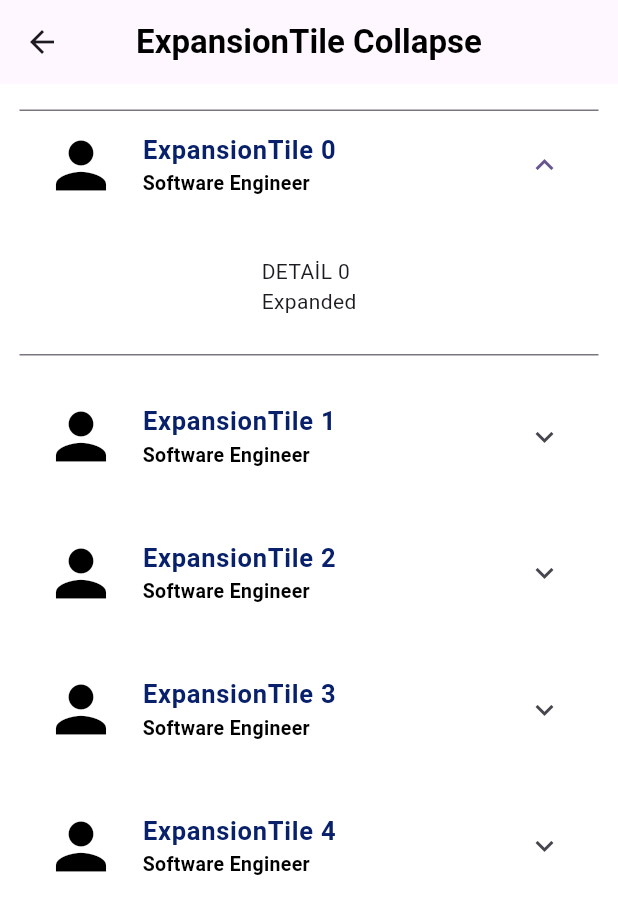
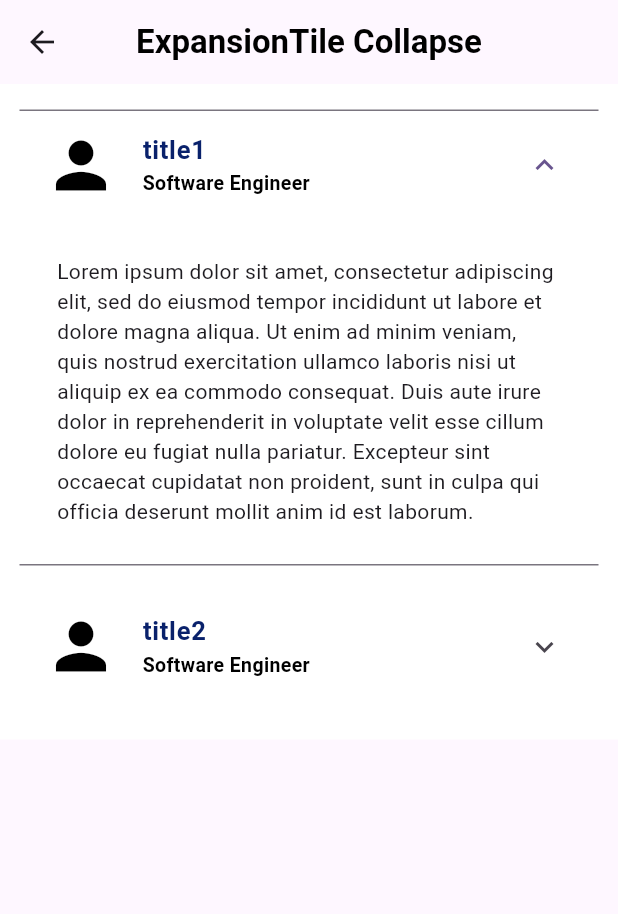
Before and after one commit to Mohammed-Faris/Encryption, a Flutter app: the Expandablelist screen opened directly, on a phone screen of 412 x 824 dp. Shown: the top 914 px of the screen. Run offline on Flutter 3.47's test engine with Material 2 defaults, Android fonts, the phone set to English and light mode, and no system bars; our stand-ins replace bloc, flutter_bloc, flutter_secure_storage, webview_flutter; accounts and stored records are empty.

Commit message:
Expandable custom Widget

```diff
--- /dev/null
+++ b/lib/components/expandablecomponent.dart
@@ -0,0 +1,83 @@
+import 'package:flutter/material.dart';
+import 'package:flutter_bloc/flutter_bloc.dart';
+import 'package:storagesecure/bloc/expand_bloc.dart';
+
+Widget ExpandableWidget(
+    BuildContext context, List<Map<String, dynamic>> listexp) {
+  print('$listexp listexpppppppp');
+  int selected = 0;
+
+  return BlocProvider(
+    create: (context) => ExpandBloc(),
+    child: BlocBuilder<ExpandBloc, ExpandState>(
+      builder: (context, state) {
+        if (state is ExpansionTileState) {
+          selected = state.selected;
+        }
+        return Column(children: [
+          ListView.builder(
+            key: Key('builder ${selected.toString()}'),
+            padding:
+                const EdgeInsets.only(left: 13.0, right: 13.0, bottom: 25.0),
+            shrinkWrap: true,
+            physics: const NeverScrollableScrollPhysics(),
+            itemCount: listexp.length,
+            itemBuilder: (context, index) {
+              Map<String, dynamic> item = listexp[index];
+              return Column(children: <Widget>[
+                const Divider(
+                  height: 17.0,
+                  color: Colors.white,
+                ),
+                ExpansionTile(
+                  key: Key(index.toString()),
+                  initiallyExpanded: index == selected,
+                  leading: const Icon(
+                    Icons.person,
+                    size: 50.0,
+                    color: Colors.black,
+                  ),
+                  title: Text(item['title'],
+                      style: const TextStyle(
+                          color: Color(0xFF09216B),
+                          fontSize: 17.0,
+                          fontWeight: FontWeight.bold)),
+                  subtitle: const Text(
+                    'Software Engineer',
+                    style: TextStyle(
+                        color: Colors.black,
+                        fontSize: 13.0,
+                        fontWeight: FontWeight.bold),
+                  ),
+                  onExpansionChanged: ((newState) {
+                    if (newState) {
+                      if (selected != -1) {
+                        // Close the previously expanded tile
+                        context
+                            .read<ExpandBloc>()
+                            .add(ExpandableEvent.collapse);
+                      }
+
+                      context.read<ExpandBloc>().add(ExpandableEvent.expand);
+                    } else {
+                      context.read<ExpandBloc>().add(ExpandableEvent.collapse);
+                      // selected = -1; // Collapse the current tile
+                    }
+                  }),
+                  children: <Widget>[
+                    Padding(
+                      padding: const EdgeInsets.all(25.0),
+                      child: Text(
+                        item['description'],
+                      ),
+                    )
+                  ],
+                ),
+              ]);
+            },
+          )
+        ]);
+      },
+    ),
+  );
+}
--- a/lib/screens/expandablelist.dart
+++ b/lib/screens/expandablelist.dart
@@ -1,4 +1,5 @@
 import 'package:flutter/material.dart';
+import 'package:storagesecure/components/expandablecomponent.dart';
 
 class Expandablelist extends StatefulWidget {
   const Expandablelist({Key? key, required this.title}) : super(key: key);
@@ -10,8 +11,20 @@ class Expandablelist extends StatefulWidget {
 }
 
 class _ExpandablelistState extends State<Expandablelist> {
-  // selected's value = 0. For default first item is open.
-  int selected = 0; //attention
+  int selected = 0;
+
+  List<Map<String, dynamic>> listexp = [
+    {
+      "title": "title1",
+      "description":
+          "Lorem ipsum dolor sit amet, consectetur adipiscing elit, sed do eiusmod tempor incididunt ut labore et dolore magna aliqua. Ut enim ad minim veniam, quis nostrud exercitation ullamco laboris nisi ut aliquip ex ea commodo consequat. Duis aute irure dolor in reprehenderit in voluptate velit esse cillum dolore eu fugiat nulla pariatur. Excepteur sint occaecat cupidatat non proident, sunt in culpa qui officia deserunt mollit anim id est laborum.",
+    },
+    {
+      "title": "title2",
+      "description":
+          "Lorem ipsum dolor sit amet, consectetur adipiscing elit, sed do eiusmod tempor incididunt ut labore et dolore magna aliqua. Ut enim ad minim veniam, quis nostrud exercitation ullamco laboris nisi ut aliquip ex ea commodo consequat. Duis aute irure dolor in reprehenderit in voluptate velit esse cillum dolore eu fugiat nulla pariatur. Excepteur sint occaecat cupidatat non proident, sunt in culpa qui officia deserunt mollit anim id est laborum.",
+    },
+  ];
 
   @override
   Widget build(BuildContext context) {
@@ -23,68 +36,7 @@ class _ExpandablelistState extends State<Expandablelist> {
       ),
       body: Container(
         color: Colors.white,
-        child: SingleChildScrollView(
-          child: Column(children: [
-            ListView.builder(
-              key: Key('builder ${selected.toString()}'), //attention
-              padding:
-                  const EdgeInsets.only(left: 13.0, right: 13.0, bottom: 25.0),
-              shrinkWrap: true,
-              physics: const NeverScrollableScrollPhysics(),
-              itemCount: 5,
-              itemBuilder: (context, index) {
-                return Column(children: <Widget>[
-                  const Divider(
-                    height: 17.0,
-                    color: Colors.white,
-                  ),
-                  ExpansionTile(
-                    key: Key(index.toString()), //attention
-                    initiallyExpanded: index == selected, //attention
-
-                    leading: const Icon(
-                      Icons.person,
-                      size: 50.0,
-                      color: Colors.black,
-                    ),
-                    title: Text('ExpansionTile $index',
-                        style: const TextStyle(
-                            color: Color(0xFF09216B),
-                            fontSize: 17.0,
-                            fontWeight: FontWeight.bold)),
-                    subtitle: const Text(
-                      'Software Engineer',
-                      style: TextStyle(
-                          color: Colors.black,
-                          fontSize: 13.0,
-                          fontWeight: FontWeight.bold),
-                    ),
-                    onExpansionChanged: ((newState) {
-                      if (newState) {
-                        setState(() {
-                          const Duration(seconds: 20000);
-                          selected = index;
-                        });
-                      } else {
-                        setState(() {
-                          selected = -1;
-                        });
-                      }
-                    }),
-                    children: <Widget>[
-                      Padding(
-                        padding: const EdgeInsets.all(25.0),
-                        child: Text(
-                          'DETAİL $index \n' 'Expanded',
-                        ),
-                      )
-                    ],
-                  ),
-                ]);
-              },
-            )
-          ]),
-        ),
+        child: SingleChildScrollView(child: ExpandableWidget(context, listexp)),
       ),
     );
   }
--- a/pubspec.yaml
+++ b/pubspec.yaml
@@ -37,10 +37,10 @@ dependencies:
   cupertino_icons: ^1.0.2
   flutter_secure_storage: ^9.0.0
   # flutter_webview_plugin: ^0.4.0
-  youtube_player_iframe: ^2.2.2
+  # youtube_player_iframe: ^2.2.2
   cached_network_image: ^3.1.0
   webview_flutter: ^4.2.4
-
+  flutter_bloc: ^8.1.3
 
 
 
```
Also changed, not shown: lib/bloc/expand_bloc.dart (added, +16 -0 lines), lib/bloc/expand_event.dart (added, +10 -0 lines), lib/bloc/expand_state.dart (added, +10 -0 lines), lib/models/expandablemodel.dart (added, +9 -0 lines), lib/screens/videoPlayer.dart (+142 -142 lines), pubspec.lock, 1 other file.
